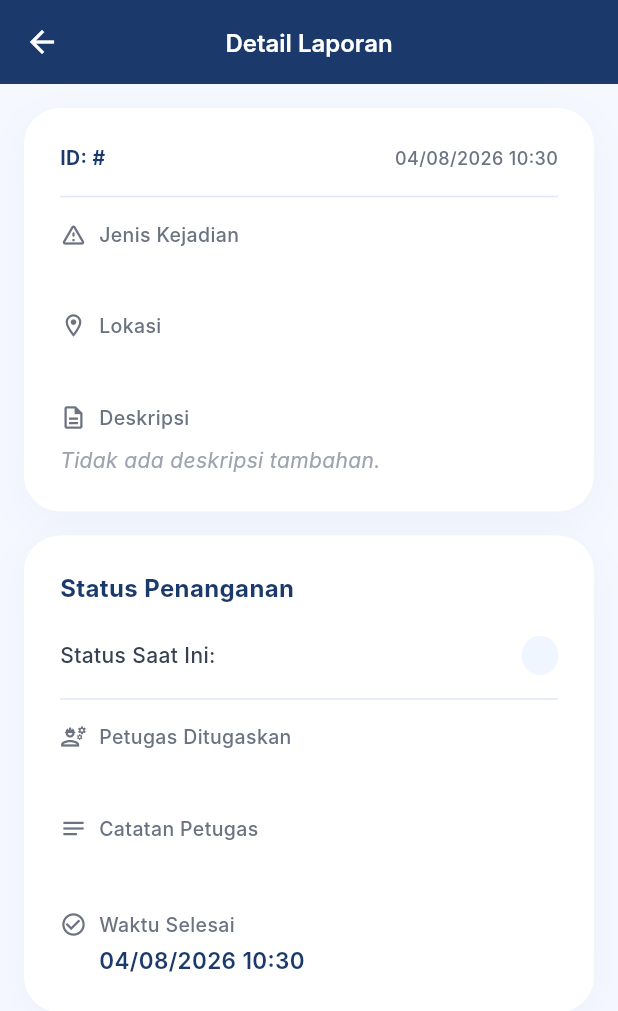
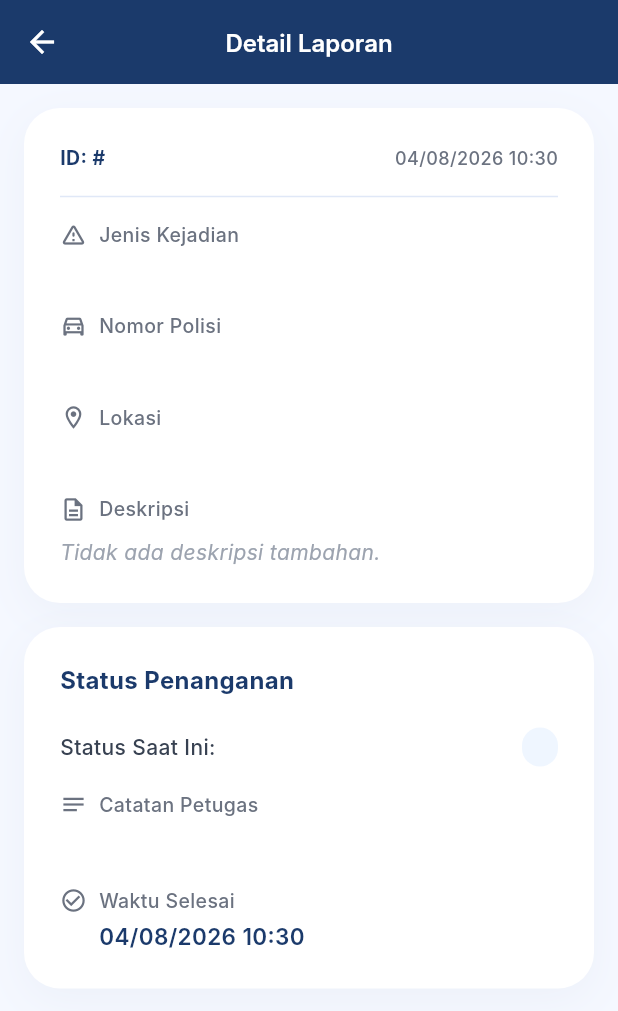
Before and after one commit to zaimulatqiya/sislantol_apps, a Flutter app: the DetailLaporanScreen screen opened directly with empty values, on a phone screen of 412 x 824 dp. Shown: the top 1011 px of the screen. Run offline on Flutter 3.47's test engine with Material 3 defaults, Android fonts, the phone set to English and light mode, and no system bars; our stand-ins replace equatable, flutter_bloc, flutter_dotenv, flutter_svg, image_picker, shared_preferences and 2 more; accounts and stored records are empty; Roboto replaces fonts that are missing (Inter); project files that could hold a hidden picture were left out.

Commit message:
feat: implement full reporting and assignment workflow including Supabase data sources, BLoC management, and UI screens

```diff
--- a/lib/blocs/laporan/laporan_bloc.dart
+++ b/lib/blocs/laporan/laporan_bloc.dart
@@ -97,6 +97,7 @@ class LaporanBloc extends Bloc<LaporanEvent, LaporanState> {
         pelaporNama: event.pelaporNama,
         pelaporNoHp: event.pelaporNoHp,
         jenisKejadian: event.jenisKejadian,
+        nomorPolisi: event.nomorPolisi,
         lokasi: event.lokasi,
         deskripsi: event.deskripsi,
         fotoUrls: event.fotoPaths, // mock as url array
--- a/lib/blocs/laporan/laporan_event.dart
+++ b/lib/blocs/laporan/laporan_event.dart
@@ -38,6 +38,7 @@ class SubmitLaporan extends LaporanEvent {
   final String pelaporNama;
   final String pelaporNoHp;
   final String jenisKejadian;
+  final String nomorPolisi;
   final String lokasi;
   final String deskripsi;
   final List<String>? fotoPaths;
@@ -47,6 +48,7 @@ class SubmitLaporan extends LaporanEvent {
     required this.pelaporNama,
     required this.pelaporNoHp,
     required this.jenisKejadian,
+    required this.nomorPolisi,
     required this.lokasi,
     required this.deskripsi,
     this.fotoPaths,
@@ -58,6 +60,7 @@ class SubmitLaporan extends LaporanEvent {
         pelaporNama,
         pelaporNoHp,
         jenisKejadian,
+        nomorPolisi,
         lokasi,
         deskripsi,
         fotoPaths,
--- a/lib/data/datasources/mock_laporan_datasource.dart
+++ b/lib/data/datasources/mock_laporan_datasource.dart
@@ -13,6 +13,7 @@ class MockLaporanDataSource {
       pelaporNama: 'Budi Santoso',
       pelaporNoHp: '081234567890',
       jenisKejadian: 'mogok',
+      nomorPolisi: 'B 1234 CD',
       lokasi: 'KM 12 Tol Surabaya - Gempol',
       deskripsi: 'Mesin mati tiba-tiba, butuh derek.',
       status: 'menunggu',
@@ -24,6 +25,7 @@ class MockLaporanDataSource {
       pelaporNama: 'Budi Santoso',
       pelaporNoHp: '081234567890',
       jenisKejadian: 'kecelakaan',
+      nomorPolisi: 'L 5678 EF',
       lokasi: 'KM 15 Arah Selatan',
       deskripsi: 'Tabrakan beruntun melibatkan 2 mobil',
       status: 'ditugaskan',
@@ -36,6 +38,7 @@ class MockLaporanDataSource {
       pelaporNama: 'Budi Santoso',
       pelaporNoHp: '081234567890',
       jenisKejadian: 'hambatan',
+      nomorPolisi: 'W 9012 GH',
       lokasi: 'GTO Sidoarjo',
       deskripsi: 'Pecah ban di bahu jalan',
       status: 'selesai',
@@ -43,6 +46,7 @@ class MockLaporanDataSource {
       petugasNama: 'Agus Petugas',
       catatanPetugas: 'Ban sudah diganti, pengguna melanjutkan perjalanan',
       selesaiAt: DateTime.now().subtract(const Duration(days: 1, minutes: -45)),
+      totalWaktuPenanganan: '45 menit',
     ),
   ];
 
--- a/lib/models/laporan_model.dart
+++ b/lib/models/laporan_model.dart
@@ -4,6 +4,7 @@ class LaporanModel {
   final String pelaporNama;
   final String pelaporNoHp;
   final String jenisKejadian; // 'mogok'|'kecelakaan'|'hambatan'
+  final String nomorPolisi;
   final String lokasi;
   final String deskripsi;
   final List<String>? fotoUrls;
@@ -12,6 +13,7 @@ class LaporanModel {
   final String? petugasNama;
   final String? catatanPetugas;
   final DateTime? selesaiAt;
+  final String? totalWaktuPenanganan;
 
   String get displayJenisKejadian {
     if (jenisKejadian.toLowerCase() == 'lainnya' && deskripsi.startsWith('Jenis Kejadian: ')) {
@@ -43,6 +45,7 @@ class LaporanModel {
     required this.pelaporNama,
     required this.pelaporNoHp,
     required this.jenisKejadian,
+    required this.nomorPolisi,
     required this.lokasi,
     required this.deskripsi,
     this.fotoUrls,
@@ -51,6 +54,7 @@ class LaporanModel {
     this.petugasNama,
     this.catatanPetugas,
     this.selesaiAt,
+    this.totalWaktuPenanganan,
   });
 
   factory LaporanModel.fromJson(Map<String, dynamic> json) {
@@ -67,6 +71,7 @@ class LaporanModel {
       pelaporNama: json['pelaporNama'],
       pelaporNoHp: json['pelaporNoHp'],
       jenisKejadian: json['jenisKejadian'],
+      nomorPolisi: json['nomorPolisi'] ?? '-',
       lokasi: json['lokasi'],
       deskripsi: json['deskripsi'],
       fotoUrls: parsedFotoUrls,
@@ -75,6 +80,7 @@ class LaporanModel {
       petugasNama: json['petugasNama'],
       catatanPetugas: json['catatanPetugas'],
       selesaiAt: json['selesaiAt'] != null ? DateTime.parse(json['selesaiAt']) : null,
+      totalWaktuPenanganan: json['totalWaktuPenanganan'],
     );
   }
 
@@ -85,6 +91,7 @@ class LaporanModel {
       'pelaporNama': pelaporNama,
       'pelaporNoHp': pelaporNoHp,
       'jenisKejadian': jenisKejadian,
+      'nomorPolisi': nomorPolisi,
       'lokasi': lokasi,
       'deskripsi': deskripsi,
       'fotoUrls': fotoUrls,
@@ -93,6 +100,7 @@ class LaporanModel {
       'petugasNama': petugasNama,
       'catatanPetugas': catatanPetugas,
       'selesaiAt': selesaiAt?.toIso8601String(),
+      'totalWaktuPenanganan': totalWaktuPenanganan,
     };
   }
 
@@ -102,6 +110,7 @@ class LaporanModel {
     String? pelaporNama,
     String? pelaporNoHp,
     String? jenisKejadian,
+    String? nomorPolisi,
     String? lokasi,
     String? deskripsi,
     List<String>? fotoUrls,
@@ -110,6 +119,7 @@ class LaporanModel {
     String? petugasNama,
     String? catatanPetugas,
     DateTime? selesaiAt,
+    String? totalWaktuPenanganan,
   }) {
     return LaporanModel(
       id: id ?? this.id,
@@ -117,6 +127,7 @@ class LaporanModel {
       pelaporNama: pelaporNama ?? this.pelaporNama,
       pelaporNoHp: pelaporNoHp ?? this.pelaporNoHp,
       jenisKejadian: jenisKejadian ?? this.jenisKejadian,
+      nomorPolisi: nomorPolisi ?? this.nomorPolisi,
       lokasi: lokasi ?? this.lokasi,
       deskripsi: deskripsi ?? this.deskripsi,
       fotoUrls: fotoUrls ?? this.fotoUrls,
@@ -125,6 +136,7 @@ class LaporanModel {
       petugasNama: petugasNama ?? this.petugasNama,
       catatanPetugas: catatanPetugas ?? this.catatanPetugas,
       selesaiAt: selesaiAt ?? this.selesaiAt,
+      totalWaktuPenanganan: totalWaktuPenanganan ?? this.totalWaktuPenanganan,
     );
   }
 }
--- a/lib/models/penugasan_model.dart
+++ b/lib/models/penugasan_model.dart
@@ -10,9 +10,15 @@ class PenugasanModel {
   final String catatanAdmin;
   final String status; // 'ditugaskan'|'diterima'|'menuju'|'tiba'|'proses'|'selesai'
   final DateTime createdAt;
+  final String? pelaporNama;
+  final String? nomorPolisi;
   final String? fotoBuktiUrl;
   final String? catatanPenutup;
   final List<String>? fotoKejadianUrls;
+  final DateTime? menujuLokasiAt;
+  final DateTime? tibaLokasiAt;
+  final DateTime? prosesAt;
+  final DateTime? selesaiAt;
 
   String get displayJenisKejadian {
     if (jenisKejadian.toLowerCase() == 'lainnya' && deskripsi.startsWith('Jenis Kejadian: ')) {
@@ -48,6 +54,31 @@ class PenugasanModel {
     return deskripsi;
   }
 
+  String _formatDuration(Duration duration) {
+    if (duration.inMinutes < 60) {
+      return '${duration.inMinutes} menit';
+    } else {
+      final hours = duration.inHours;
+      final minutes = duration.inMinutes.remainder(60);
+      return minutes > 0 ? '$hours jam $minutes menit' : '$hours jam';
+    }
+  }
+
+  String get waktuTempuh {
+    if (tibaLokasiAt == null || menujuLokasiAt == null) return '-';
+    return _formatDuration(tibaLokasiAt!.difference(menujuLokasiAt!));
+  }
+
+  String get waktuPenanganan {
+    if (selesaiAt == null || prosesAt == null) return '-';
+    return _formatDuration(selesaiAt!.difference(prosesAt!));
+  }
+
+  String get totalWaktuPenanganan {
+    if (selesaiAt == null || menujuLokasiAt == null) return '-';
+    return _formatDuration(selesaiAt!.difference(menujuLokasiAt!));
+  }
+
   PenugasanModel({
     required this.id,
     required this.laporanId,
@@ -58,9 +89,15 @@ class PenugasanModel {
     required this.catatanAdmin,
     required this.status,
     required this.createdAt,
+    this.pelaporNama,
+    this.nomorPolisi,
     this.fotoBuktiUrl,
     this.catatanPenutup,
     this.fotoKejadianUrls,
+    this.menujuLokasiAt,
+    this.tibaLokasiAt,
+    this.prosesAt,
+    this.selesaiAt,
   });
 
   factory PenugasanModel.fromJson(Map<String, dynamic> json) {
@@ -74,9 +111,15 @@ class PenugasanModel {
       catatanAdmin: json['catatanAdmin'],
       status: json['status'],
       createdAt: DateTime.parse(json['createdAt']),
+      pelaporNama: json['pelaporNama'],
+      nomorPolisi: json['nomorPolisi'],
       fotoBuktiUrl: json['fotoBuktiUrl'],
       catatanPenutup: json['catatanPenutup'],
       fotoKejadianUrls: json['fotoKejadianUrls'] != null ? List<String>.from(json['fotoKejadianUrls']) : null,
+      menujuLokasiAt: json['menujuLokasiAt'] != null ? DateTime.parse(json['menujuLokasiAt']) : null,
+      tibaLokasiAt: json['tibaLokasiAt'] != null ? DateTime.parse(json['tibaLokasiAt']) : null,
+      prosesAt: json['prosesAt'] != null ? DateTime.parse(json['prosesAt']) : null,
+      selesaiAt: json['selesaiAt'] != null ? DateTime.parse(json['selesaiAt']) : null,
     );
   }
 
@@ -91,9 +134,15 @@ class PenugasanModel {
       'catatanAdmin': catatanAdmin,
       'status': status,
       'createdAt': createdAt.toIso8601String(),
+      'pelaporNama': pelaporNama,
+      'nomorPolisi': nomorPolisi,
       'fotoBuktiUrl': fotoBuktiUrl,
       'catatanPenutup': catatanPenutup,
       'fotoKejadianUrls': fotoKejadianUrls,
+      'menujuLokasiAt': menujuLokasiAt?.toIso8601String(),
+      'tibaLokasiAt': tibaLokasiAt?.toIso8601String(),
+      'prosesAt': prosesAt?.toIso8601String(),
+      'selesaiAt': selesaiAt?.toIso8601String(),
     };
   }
 
@@ -107,9 +156,15 @@ class PenugasanModel {
     String? catatanAdmin,
     String? status,
     DateTime? createdAt,
+    String? pelaporNama,
+    String? nomorPolisi,
     String? fotoBuktiUrl,
     String? catatanPenutup,
     List<String>? fotoKejadianUrls,
+    DateTime? menujuLokasiAt,
+    DateTime? tibaLokasiAt,
+    DateTime? prosesAt,
+    DateTime? selesaiAt,
   }) {
     return PenugasanModel(
       id: id ?? this.id,
@@ -121,9 +176,15 @@ class PenugasanModel {
       catatanAdmin: catatanAdmin ?? this.catatanAdmin,
       status: status ?? this.status,
       createdAt: createdAt ?? this.createdAt,
+      pelaporNama: pelaporNama ?? this.pelaporNama,
+      nomorPolisi: nomorPolisi ?? this.nomorPolisi,
       fotoBuktiUrl: fotoBuktiUrl ?? this.fotoBuktiUrl,
       catatanPenutup: catatanPenutup ?? this.catatanPenutup,
       fotoKejadianUrls: fotoKejadianUrls ?? this.fotoKejadianUrls,
+      menujuLokasiAt: menujuLokasiAt ?? this.menujuLokasiAt,
+      tibaLokasiAt: tibaLokasiAt ?? this.tibaLokasiAt,
+      prosesAt: prosesAt ?? this.prosesAt,
+      selesaiAt: selesaiAt ?? this.selesaiAt,
     );
   }
 }
--- a/lib/screens/pengguna/detail_laporan_screen.dart
+++ b/lib/screens/pengguna/detail_laporan_screen.dart
@@ -113,6 +113,8 @@ class DetailLaporanScreen extends StatelessWidget {
                         laporan.displayJenisKejadian.toUpperCase(),
                         Icons.warning_amber_rounded),
                     const SizedBox(height: 16),
+                    _buildInfoRow('Nomor Polisi', laporan.nomorPolisi, Icons.directions_car_outlined),
+                    const SizedBox(height: 16),
                     _buildInfoRow(
                         'Lokasi', laporan.lokasi, Icons.location_on_outlined),
                     const SizedBox(height: 16),
@@ -219,10 +221,25 @@ class DetailLaporanScreen extends StatelessWidget {
                         BadgeStatus(status: laporan.status),
                       ],
                     ),
-                    if (laporan.petugasNama != null) ...[
-                      const Divider(height: 32, color: AppColors.border),
-                      _buildInfoRow('Petugas Ditugaskan', laporan.petugasNama!,
-                          Icons.engineering_outlined),
+                    if (laporan.petugasNama != null && laporan.petugasNama!.isNotEmpty) ...[
+                      const SizedBox(height: 16),
+                      Row(
+                        mainAxisAlignment: MainAxisAlignment.spaceBetween,
+                        children: [
+                          const Text('Ditangani oleh:',
+                              style: TextStyle(
+                                  fontSize: 14,
+                                  color: AppColors.textBody,
+                                  fontWeight: FontWeight.w500)),
+                          Text(
+                            laporan.petugasNama!,
+                            style: const TextStyle(
+                                fontSize: 14,
+                                color: AppColors.textPrimary,
+                                fontWeight: FontWeight.bold),
+                          ),
+                        ],
+                      ),
                     ],
                     if (laporan.catatanPetugas != null) ...[
                       const SizedBox(height: 16),
@@ -297,6 +314,7 @@ class DetailLaporanScreen extends StatelessWidget {
   }
 
   String _formatDate(DateTime date) {
-    return '${date.day.toString().padLeft(2, '0')}/${date.month.toString().padLeft(2, '0')}/${date.year} ${date.hour.toString().padLeft(2, '0')}:${date.minute.toString().padLeft(2, '0')}';
+    final local = date.toLocal();
+    return '${local.day.toString().padLeft(2, '0')}/${local.month.toString().padLeft(2, '0')}/${local.year} ${local.hour.toString().padLeft(2, '0')}:${local.minute.toString().padLeft(2, '0')}';
   }
 }
--- a/lib/widgets/common/custom_text_field.dart
+++ b/lib/widgets/common/custom_text_field.dart
@@ -11,6 +11,7 @@ class CustomTextField extends StatelessWidget {
   final bool obscureText;
   final Widget? suffixIcon;
   final TextInputType? keyboardType;
+  final TextCapitalization textCapitalization;
 
   const CustomTextField({
     super.key,
@@ -23,6 +24,7 @@ class CustomTextField extends StatelessWidget {
     this.obscureText = false,
     this.suffixIcon,
     this.keyboardType,
+    this.textCapitalization = TextCapitalization.none,
   });
 
   @override
@@ -46,6 +48,7 @@ class CustomTextField extends StatelessWidget {
           maxLength: maxLength,
           obscureText: obscureText,
           keyboardType: keyboardType,
+          textCapitalization: textCapitalization,
           style: const TextStyle(fontSize: 14, color: AppColors.textPrimary, fontWeight: FontWeight.w500),
           decoration: InputDecoration(
             hintText: hint,
```
Also changed, not shown: lib/data/datasources/supabase_laporan_datasource.dart (+29 -6 lines), lib/data/datasources/supabase_penugasan_datasource.dart (+26 -7 lines), lib/screens/pengguna/lapor_screen.dart (+21 -0 lines), lib/screens/petugas/detail_tugas_screen.dart (+15 -3 lines), lib/widgets/pengguna/laporan_card.dart (+41 -2 lines).
